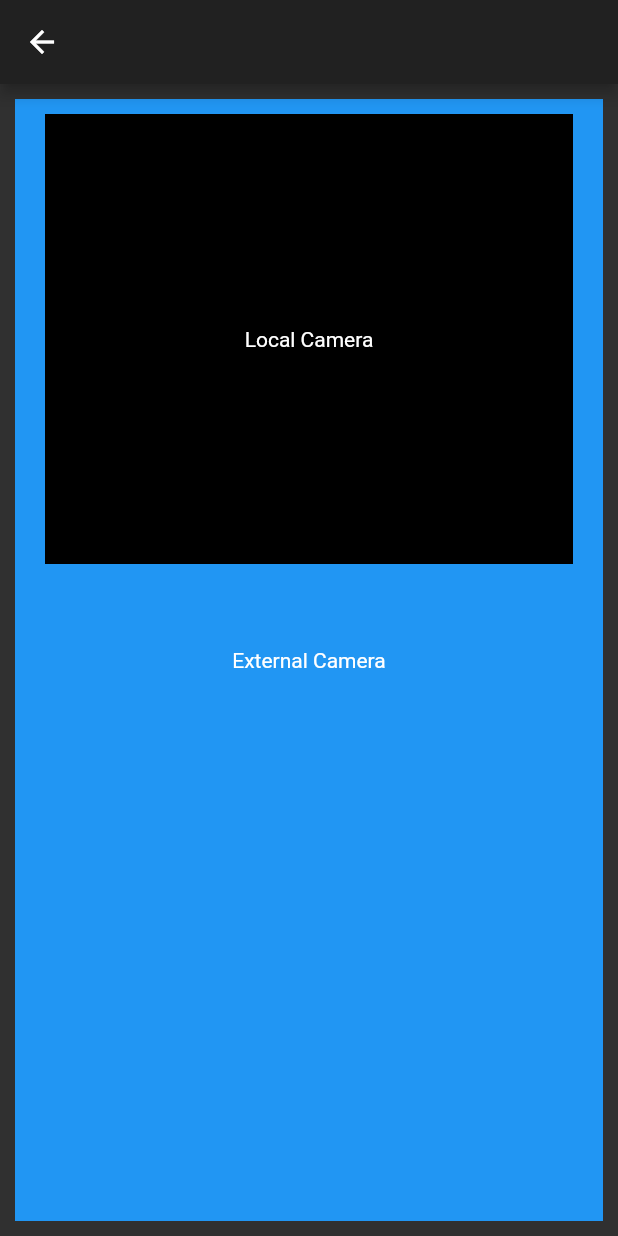
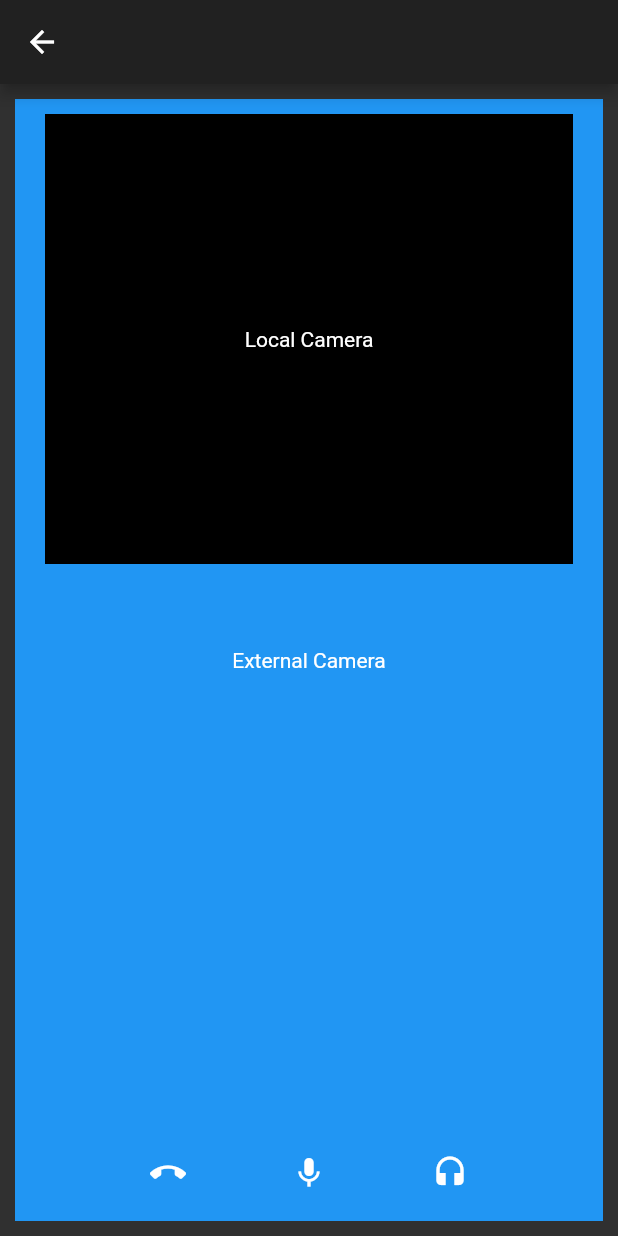
Before and after one commit to VertexChat/vertex, a Flutter app: the CallPage screen opened directly with empty values, on a phone screen of 412 x 824 dp. Run offline on Flutter 3.47's test engine with Material 2 defaults, Android fonts, the phone set to English and light mode, and no system bars.

Commit message:
Added in-call icon buttons

```diff
--- a/ui/lib/src/pages/video_call/call_page.dart
+++ b/ui/lib/src/pages/video_call/call_page.dart
@@ -68,6 +68,24 @@ class _CallPageState extends State<CallPage> {
                             textAlign: TextAlign.center,
                             style: TextStyle(color: Colors.white)),
                       ))),
+              new Container(
+                //Container for the icons
+                margin: const EdgeInsets.all(30.0),
+                alignment: Alignment.bottomCenter,
+                child: new Row(
+                  //Row on icons inside the container
+                  //Container for call fanatically buttons
+                  mainAxisAlignment: MainAxisAlignment.spaceEvenly,
+                  children: <Widget>[
+                    Icon(
+                      Icons.call_end,
+                      size: 24.0,
+                    ),
+                    Icon(Icons.mic, size: 24.0),
+                    Icon(Icons.headset, size: 24.0)
+                  ],
+                ),
+              )
             ],
           ),
         ));
```
